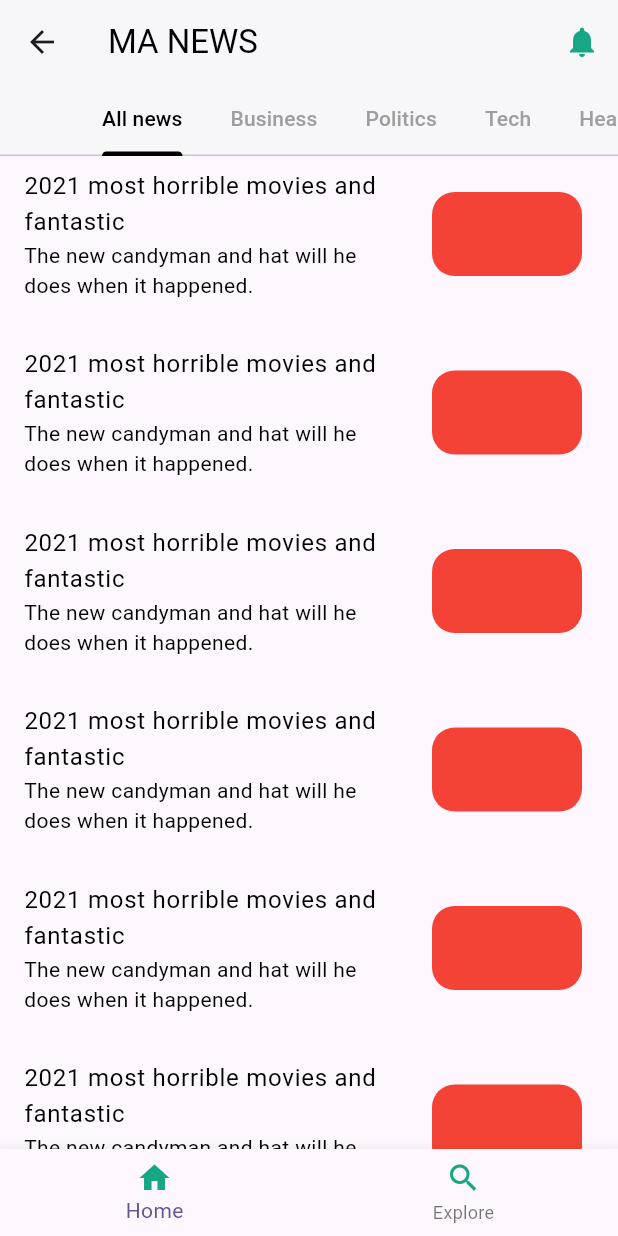
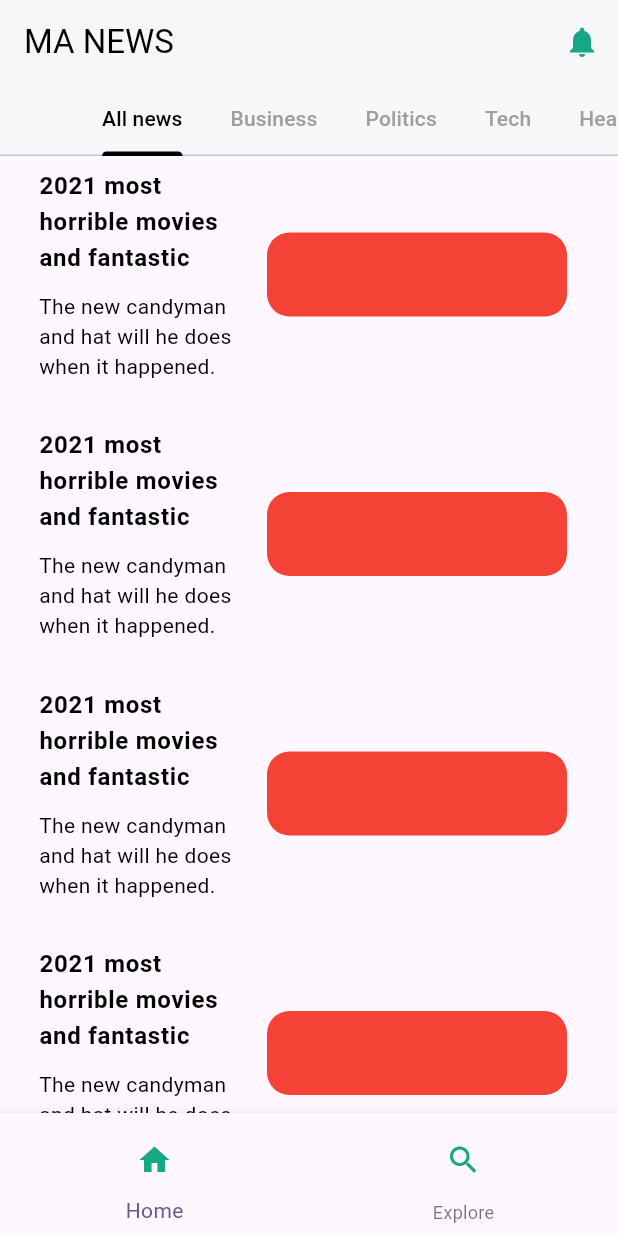
Before and after one commit to MohamedAliShaltoot/MA-NEWS, a Flutter app: the HomeNewsScreen screen opened directly, on a phone screen of 412 x 824 dp. Run offline on Flutter 3.47's test engine with Material 3 defaults, Android fonts, the light colour scheme and no system bars.

Commit message:
ading search scren

```diff
--- a/lib/Screens/home_screen.dart
+++ b/lib/Screens/home_screen.dart
@@ -1,29 +1,37 @@
 import 'package:flutter/material.dart';
+import 'package:ma_news/Screens/search_screen.dart';
 
 class HomeNewsScreen extends StatelessWidget {
   const HomeNewsScreen({super.key});
 
   @override
   Widget build(BuildContext context) {
-    return DefaultTabController(length: 6,
+    return DefaultTabController(
+      length: 6,
       child: Scaffold(
-
         bottomNavigationBar: BottomNavigationBar(
           //backgroundColor: ,
           currentIndex: 0,
-          items: const [
+          items:  [
             BottomNavigationBarItem(
-              icon: Icon(Icons.home,color: Color(0xff18A785)),
+              icon:  IconButton(onPressed: (){}, icon: const Icon(Icons.home, color: Color(0xff18A785),),)
+             // Icon(Icons.home, color: Color(0xff18A785))
+              ,
               label: 'Home',
             ),
             BottomNavigationBarItem(
-              icon: Icon(Icons.search,color: Color(0xff18A785)),
-              label: 'Explore',
+
+              icon: IconButton(onPressed: (){
+                Navigator.push(context, MaterialPageRoute(builder: (context){
+                  return const SearchScreen();
+                }));
+              }, icon: const Icon(Icons.search, color: Color(0xff18A785),),)
+             // Icon(Icons.search, color: Color(0xff18A785)),
+             , label: 'Explore',
             ),
           ],
         ),
         appBar: AppBar(
-
           title: const Text(
             'MA NEWS',
             style: TextStyle(color: Colors.black),
@@ -42,7 +50,9 @@
             unselectedLabelColor: Colors.grey,
             indicatorColor: Colors.black,
             tabs: [
-              Tab(text: 'All news',),
+              Tab(
+                text: 'All news',
+              ),
               Tab(text: 'Business'),
               Tab(text: 'Politics'),
               Tab(text: 'Tech'),
@@ -51,30 +61,42 @@
             ],
           ),
         ),
-        body: ListView.separated(itemBuilder: (BuildContext context, int index) {
+        body: Padding(
+          padding: const EdgeInsets.symmetric(horizontal: 10),
+          child: ListView.separated(
+            itemBuilder: (BuildContext context, int index) {
               return ListTile(
-            trailing: Container(
-              width: 100,
-              height: 300,
-
+                trailing: Expanded(
+                  child: Container(
+                    width: 200,
+                    height: 600,
                     decoration: BoxDecoration(
                         color: Colors.red,
-                borderRadius: BorderRadius.circular(15)
-              ),),
-            title: const Text("2021 most horrible movies and fantastic "
-            ,style: TextStyle(color:Colors.black ),),
-            subtitle: const Text("The new candyman and hat will he does when it happened. ",
-            style: TextStyle(color:Colors.black ),),
+                        borderRadius: BorderRadius.circular(15)),
+                  ),
+                ),
+                title: const Padding(
+                  padding: EdgeInsets.only(bottom: 10),
+                  child: Text(
+                    "2021 most horrible movies and fantastic ",
+                    style: TextStyle(color: Colors.black,fontWeight: FontWeight.bold),
+                  ),
+                ),
+                subtitle: const Text(
+                  "The new candyman and hat will he does when it happened. ",
+                  style: TextStyle(color: Colors.black),
+                ),
               );
             },
             itemCount: 14,
             separatorBuilder: (BuildContext context, int index) {
-            return const SizedBox(height: 15,);
-           },),
-
-
+              return const SizedBox(
+                height: 15,
+              );
+            },
+          ),
+        ),
       ),
     );
-
   }
 }
--- a/lib/main.dart
+++ b/lib/main.dart
@@ -1,5 +1,6 @@
 import 'package:flutter/material.dart';
-import 'package:ma_news/counter_app.dart';
+import 'package:ma_news/Screens/home_screen.dart';
+
 
 void main() {
   runApp(const MyApp());
@@ -19,7 +20,7 @@
         colorScheme: ColorScheme.fromSeed(seedColor: Colors.deepPurple),
         useMaterial3: true,
       ),
-      home: const MyHomePage(title: 'Flutter Demo Home Page'),
+      home: const HomeNewsScreen(),
     );
   }
 }
```
Also changed, not shown: lib/Screens/search_screen.dart (added, +40 -0 lines). Lines whose indentation alone changed are shown as unchanged.
